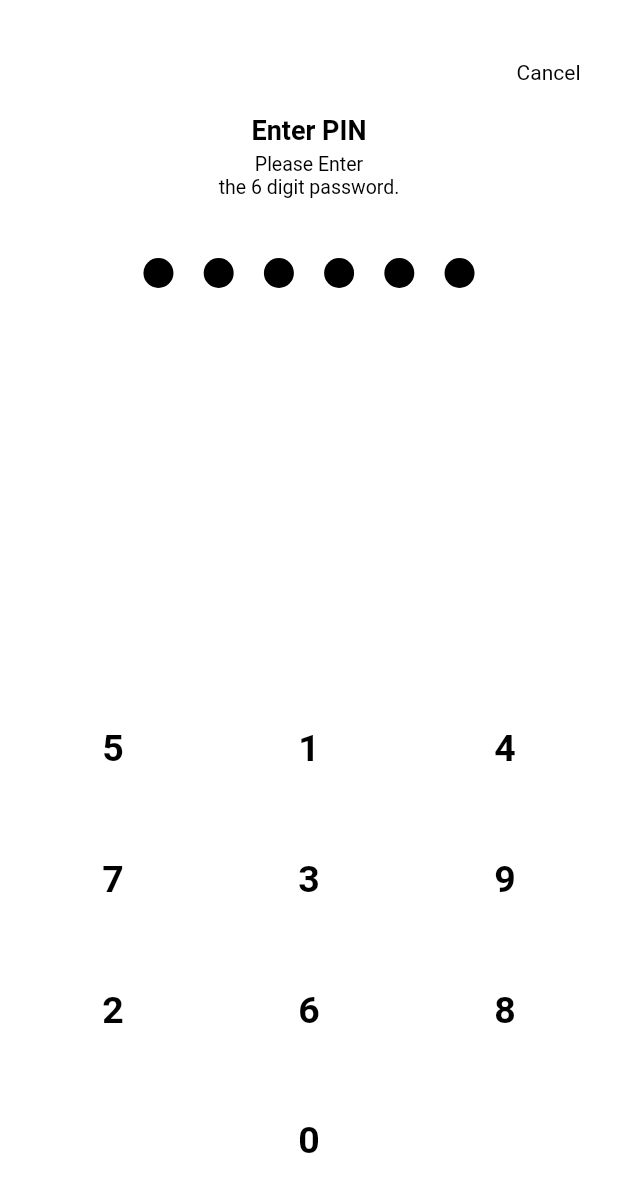
After one commit to workingscorpion/flutter-revolution, a Flutter app: the KeyPadPage screen opened by its route, on a phone screen of 412 x 824 dp. The commit adds this screen. Shown: the top 1192 px of the screen. Run offline on Flutter 3.47's test engine with Material 2 defaults, Android fonts, the phone set to English and light mode, and no system bars; our stand-ins replace flutter_mobx, flutter_svg, fluttertoast, loading_indicator, local_auth, mobx and 4 more; missing offline and left inert: loading_animations, scratcher; generated files the repository leaves out were written again; Roboto replaces fonts that are missing (gmarket).

Commit message:
feat: pin(ing)

```diff
--- a/lib/appRouter.dart
+++ b/lib/appRouter.dart
@@ -6,8 +6,10 @@ import 'package:revolution/pages/splash.dart';
 import 'package:revolution/pages/ui/carousel.dart';
 import 'package:revolution/pages/ui/grid.dart';
 import 'package:revolution/pages/ui/hero.dart';
+import 'package:revolution/pages/ui/keypad.dart';
 import 'package:revolution/pages/ui/lottery.dart';
 import 'package:revolution/pages/ui/maskAlert.dart';
+import 'package:revolution/pages/ui/pin.dart';
 import 'package:revolution/pages/ui/progress.dart';
 import 'package:revolution/pages/ui/progressIndicator.dart';
 import 'package:revolution/pages/ui/roulette.dart';
@@ -100,6 +102,18 @@ class AppRouter {
           builder: (BuildContext context) => HeroPage(),
         );
 
+      case RouteNames.Pin:
+        return CupertinoPageRoute(
+          settings: settings,
+          builder: (BuildContext context) => PinPage(),
+        );
+
+      case RouteNames.Keypad:
+        return CupertinoPageRoute(
+          settings: settings,
+          builder: (BuildContext context) => KeyPadPage(),
+        );
+
       // Function
       case RouteNames.InfiniteScroll:
         return CupertinoPageRoute(
@@ -177,6 +191,14 @@ class AppRouter {
     return Navigator.of(context).pushNamed(RouteNames.Hero);
   }
 
+  static toPinPage() {
+    return Navigator.of(context).pushNamed(RouteNames.Pin);
+  }
+
+  static toKeyPadPage() {
+    return Navigator.of(context).pushNamed(RouteNames.Keypad);
+  }
+
   // Function
   static toInifiteScrollPage() {
     return Navigator.of(context).pushNamed(RouteNames.InfiniteScroll);
--- /dev/null
+++ b/lib/components/buttons/pin.dart
@@ -0,0 +1,16 @@
+import 'package:revolution/appRouter.dart';
+import 'package:revolution/components/buttons/customButton.dart';
+import 'package:flutter/material.dart';
+
+class PinButton extends StatelessWidget {
+  const PinButton({Key key}) : super(key: key);
+
+  @override
+  Widget build(BuildContext context) {
+    return CustomButton(
+      text: 'Pin(Numpad)',
+      image: 'assets/home/pin.png',
+      onTap: () => AppRouter.toPinPage(),
+    );
+  }
+}
--- a/lib/constants/routeNames.dart
+++ b/lib/constants/routeNames.dart
@@ -18,6 +18,8 @@ class RouteNames {
   static const String Video = '/video';
   static const String Grid = '/grid';
   static const String Hero = '/hero';
+  static const String Pin = '/pin';
+  static const String Keypad = '/pin/keypad';
 
   // function
   static const String InfiniteScroll = '/infinite';
--- a/lib/pages/home/ui.dart
+++ b/lib/pages/home/ui.dart
@@ -3,6 +3,7 @@ import 'package:revolution/components/buttons/dynamicGrid.dart';
 import 'package:revolution/components/buttons/hero.dart';
 import 'package:revolution/components/buttons/lottery.dart';
 import 'package:revolution/components/buttons/maskAlert.dart';
+import 'package:revolution/components/buttons/pin.dart';
 import 'package:revolution/components/buttons/progressBar.dart';
 import 'package:revolution/components/buttons/loadingIndicator.dart';
 import 'package:revolution/components/buttons/roulette.dart';
@@ -37,7 +38,7 @@ class _UIPageState extends State<UIPage> {
           VideoButton(),
           DynamicGridButton(),
           HeroButton(),
-
+          PinButton(),
           // TODO: number sliding animation with formatting
           // TODO: 토스트 자체 제작
           // TODO: snackbar
--- /dev/null
+++ b/lib/pages/ui/keypad.dart
@@ -0,0 +1,203 @@
+import 'package:flutter/material.dart';
+import 'package:revolution/appRouter.dart';
+import 'package:revolution/constants/customColors.dart';
+
+class KeyPadPage extends StatefulWidget {
+  KeyPadPage({Key key}) : super(key: key);
+
+  @override
+  _KeyPadPageState createState() => _KeyPadPageState();
+}
+
+class _KeyPadPageState extends State<KeyPadPage> {
+  List<int> initDigits = List<int>.generate(10, (i) => i)..shuffle();
+  String password = "";
+
+  int get length {
+    return password.length;
+  }
+
+  setPassword(int e) {
+    password += '$e';
+    setState(() {});
+    if (length >= 6) {
+      AppRouter.pop();
+    }
+  }
+
+  deletePassword() {
+    password = password.substring(0, password.length - 1);
+    setState(() {});
+  }
+
+  @override
+  Widget build(BuildContext context) {
+    return Scaffold(
+      backgroundColor: Colors.white,
+      body: SafeArea(
+        child: DefaultTextStyle(
+          style: TextStyle(color: Colors.black),
+          child: Container(
+            padding: EdgeInsets.only(top: 40, bottom: 20),
+            child: Column(
+              crossAxisAlignment: CrossAxisAlignment.stretch,
+              children: [
+                InkWell(
+                  onTap: () => AppRouter.pop(),
+                  child: Container(
+                    padding: EdgeInsets.only(bottom: 20, right: 25),
+                    alignment: Alignment.centerRight,
+                    child: Text('Cancel'),
+                  ),
+                ),
+                Expanded(
+                  child: Container(
+                    child: Column(
+                      crossAxisAlignment: CrossAxisAlignment.center,
+                      children: [
+                        Container(
+                          padding: EdgeInsets.symmetric(horizontal: 50),
+                          child: Column(
+                            children: [
+                              title(),
+                              subtitle(),
+                            ],
+                          ),
+                        ),
+                        safeKeyPad(),
+                      ],
+                    ),
+                  ),
+                ),
+              ],
+            ),
+          ),
+        ),
+      ),
+    );
+  }
+
+  title() => Container(
+        margin: EdgeInsets.only(bottom: 5),
+        child: Text(
+          'Enter PIN',
+          style: TextStyle(
+            fontWeight: FontWeight.bold,
+            fontSize: 18,
+          ),
+        ),
+      );
+
+  subtitle() => Column(
+        crossAxisAlignment: CrossAxisAlignment.center,
+        children: [
+          Text(
+            'Please Enter',
+            style: TextStyle(
+              fontSize: 13,
+            ),
+          ),
+          Text(
+            'the 6 digit password.',
+            style: TextStyle(
+              fontSize: 13,
+            ),
+          ),
+        ],
+      );
+
+  safeKeyPad() => Expanded(
+        child: Column(
+          children: [
+            digits(),
+            Spacer(),
+            keyPads(),
+          ],
+        ),
+      );
+
+  Widget digits() => Container(
+        margin: EdgeInsets.symmetric(
+            horizontal: MediaQuery.of(context).size.width * .22, vertical: 40),
+        padding: EdgeInsets.symmetric(horizontal: 5),
+        child: Row(
+          mainAxisAlignment: MainAxisAlignment.spaceBetween,
+          children: List.generate(6, (i) => digit(i)),
+        ),
+      );
+
+  Widget keyPads() => Container(
+        padding: EdgeInsets.symmetric(horizontal: 10),
+        child: GridView.builder(
+          shrinkWrap: true,
+          physics: NeverScrollableScrollPhysics(),
+          gridDelegate: SliverGridDelegateWithFixedCrossAxisCount(
+            crossAxisCount: 3,
+            childAspectRatio: 6 / 4,
+          ),
+          itemCount: initDigits.length + 2,
+          itemBuilder: (BuildContext context, int index) => setKeyPad(index),
+        ),
+      );
+
+  Widget setKeyPad(int index) {
+    if (index == 9) {
+      return emptyKeyPad();
+    }
+    if (index == 10) {
+      return keyPad(e: initDigits[index - 1]);
+    }
+    if (index == 11) {
+      return password.length <= 0 ? emptyKeyPad() : keyPad(delete: true);
+    }
+
+    return keyPad(e: initDigits[index]);
+  }
+
+  Widget emptyKeyPad() => Container(
+        height: 50,
+        width: 25,
+        child: Center(),
+      );
+
+  Widget keyPad({int e = 0, bool delete = false}) => GestureDetector(
+        onTap: () => !delete && e < 10 ? setPassword(e) : deletePassword(),
+        child: Container(
+          height: 25,
+          width: 25,
+          color: Colors.white,
+          child: Center(
+            child: delete
+                ? Icon(
+                    Icons.arrow_back_outlined,
+                    color: Colors.black,
+                  )
+                : e > 9
+                    ? Container()
+                    : Text(
+                        '$e',
+                        style: TextStyle(
+                          fontSize: 25,
+                          fontFamily: 'gmarket',
+                          fontWeight: FontWeight.bold,
+                        ),
+                      ),
+          ),
+        ),
+      );
+
+  Widget digit(int index) => Builder(
+        builder: (BuildContext context) => index < length
+            ? circle(CustomColors.mainColor)
+            : circle(Colors.black),
+      );
+
+  Widget circle(Color color) => Container(
+        width: 20,
+        height: 20,
+        decoration: BoxDecoration(
+          shape: BoxShape.circle,
+          color: color,
+        ),
+      );
+}
--- a/pubspec.yaml
+++ b/pubspec.yaml
@@ -46,6 +46,7 @@ dependencies:
   youtube_player_iframe: ^1.2.0+2
   loading_indicator: ^1.2.0
   loading_animations: ^2.1.0
+  modal_bottom_sheet: ^1.0.0+1
 
   cupertino_icons: ^1.0.0
 
```
Also changed, not shown: lib/pages/ui/pin.dart (added, +292 -0 lines), assets/home/pin.png (added), pubspec.lock.
